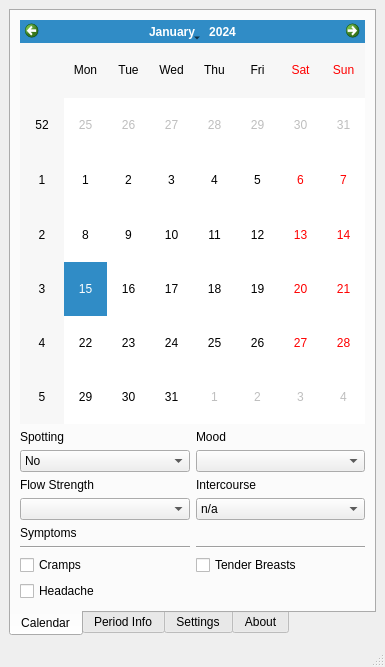
Before: the Qt Designer form mainwindow.ui in socphoenix/Period_Underground, drawn with Qt 5.
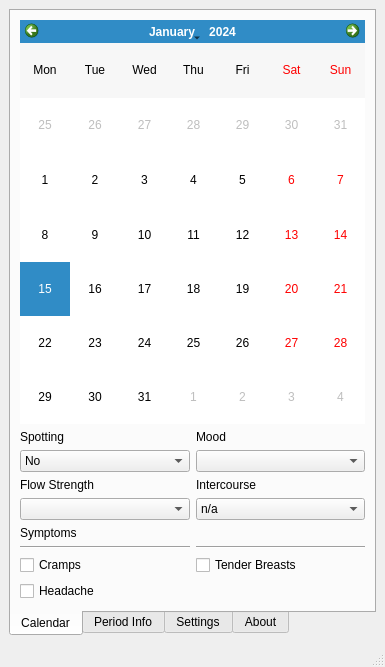
After: the same form once the commit is applied.

Commit message: remove week numbers from calendar

```diff
--- a/mainwindow.ui
+++ b/mainwindow.ui
@@ -108,6 +108,9 @@
           <property name="focusPolicy">
            <enum>Qt::NoFocus</enum>
           </property>
+          <property name="verticalHeaderFormat">
+           <enum>QCalendarWidget::NoVerticalHeader</enum>
+          </property>
          </widget>
         </item>
         <item row="2" column="0">
```
